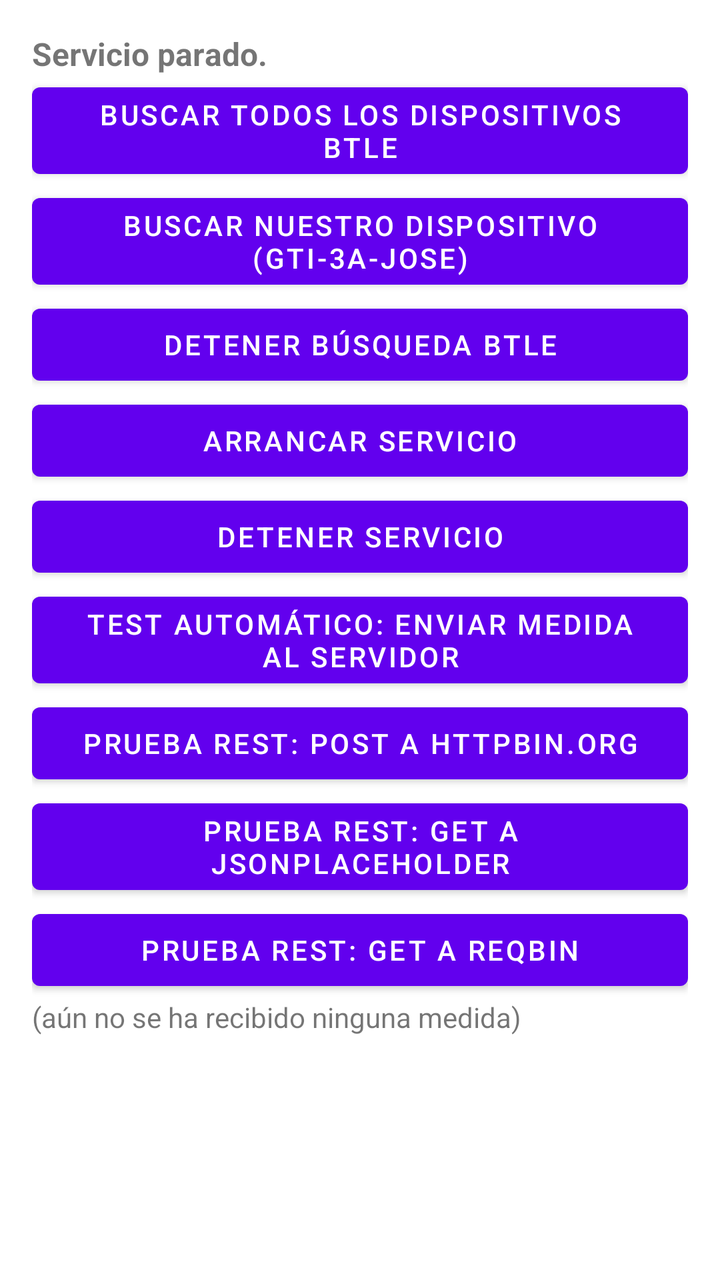
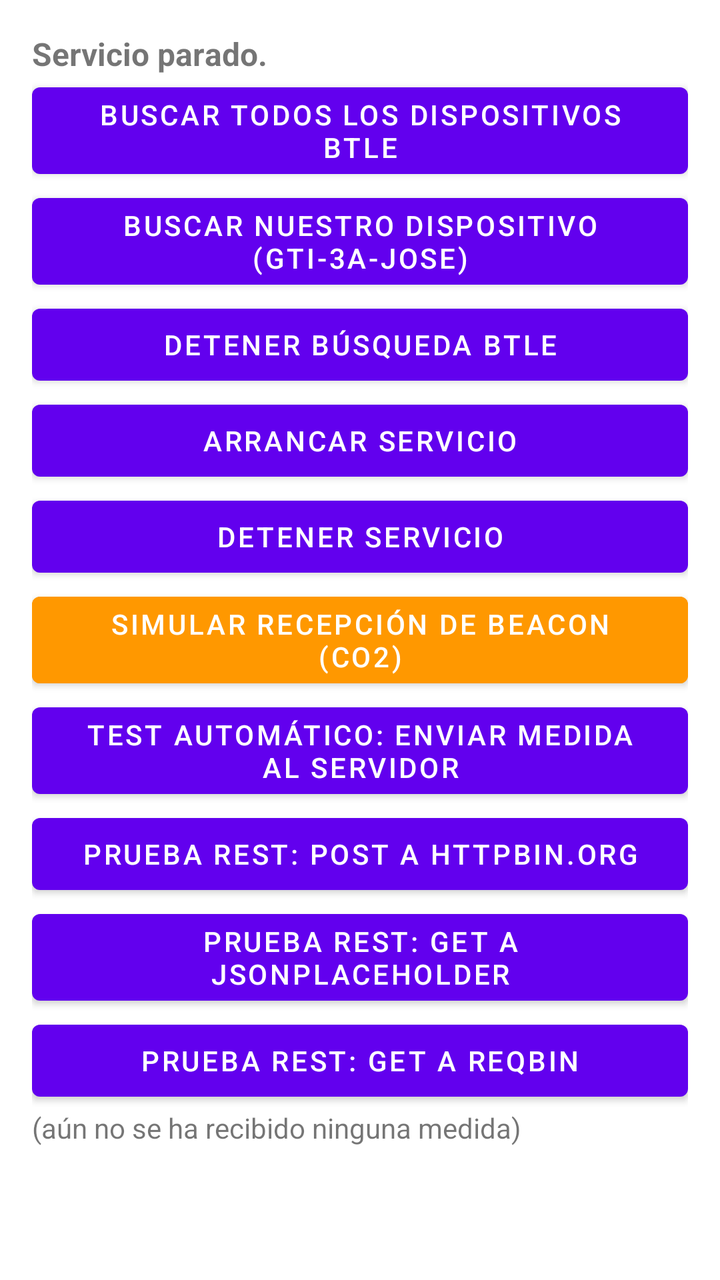

Two renders of the same Android screen: before a commit and after it. Below are the layout's source before the change and the commit's diff.
<!-- AndroidManifest.xml: application theme Theme.BTLE -->
<!-- res/layout/activity_main.xml -->
<?xml version="1.0" encoding="utf-8"?>
<ScrollView xmlns:android="http://schemas.android.com/apk/res/android"
    xmlns:tools="http://schemas.android.com/tools"
    android:layout_width="match_parent"
    android:layout_height="match_parent"
    android:fillViewport="true">

    <android.widget.LinearLayout
        android:orientation="vertical"
        android:layout_width="match_parent"
        android:layout_height="wrap_content"
        android:padding="16dp"
        tools:context=".MainActivity">

    <TextView
        android:id="@+id/estado"
        android:layout_width="wrap_content"
        android:layout_height="wrap_content"
        android:text="Servicio parado."
        android:textSize="16sp"
        android:textStyle="bold" />

    

    <Button
        android:id="@+id/botonBuscarDispositivos"
        android:text="Buscar TODOS los dispositivos BTLE"
        android:onClick="botonBuscarDispositivosBTLEPulsado"
        android:layout_width="match_parent"
        android:layout_height="wrap_content" />

    <Button
        android:id="@+id/botonBuscarNuestroDispositivo"
        android:text="Buscar NUESTRO dispositivo (GTI-3A-Jose)"
        android:onClick="botonBuscarNuestroDispositivoBTLEPulsado"
        android:layout_width="match_parent"
        android:layout_height="wrap_content" />

    <Button
        android:id="@+id/botonDetenerBusquedaDispositivos"
        android:text="Detener búsqueda BTLE"
        android:onClick="botonDetenerBusquedaDispositivosBTLEPulsado"
        android:layout_width="match_parent"
        android:layout_height="wrap_content" />

    

    <Button
        android:id="@+id/botonArrancarServicio"
        android:text="Arrancar Servicio"
        android:onClick="botonArrancarServicioPulsado"
        android:layout_width="match_parent"
        android:layout_height="wrap_content" />

    <Button
        android:id="@+id/botonDetenerServicio"
        android:text="Detener Servicio"
        android:onClick="botonDetenerServicioPulsado"
        android:layout_width="match_parent"
        android:layout_height="wrap_content" />

    

    <Button
        android:id="@+id/botonTestEnviarMedida"
        android:text="TEST AUTOMÁTICO: enviar medida al servidor"
        android:onClick="botonTestEnviarMedidaPulsado"
        android:layout_width="match_parent"
        android:layout_height="wrap_content" />

    

    <Button
        android:id="@+id/botonPruebaPOST"
        android:text="Prueba REST: POST a httpbin.org"
        android:onClick="botonPruebaPOSTPulsado"
        android:layout_width="match_parent"
        android:layout_height="wrap_content" />

    <Button
        android:id="@+id/botonPruebaGET"
        android:text="Prueba REST: GET a jsonplaceholder"
        android:onClick="botonPruebaGETPulsado"
        android:layout_width="match_parent"
        android:layout_height="wrap_content" />

    <Button
        android:id="@+id/botonPruebaGET2"
        android:text="Prueba REST: GET a reqbin"
        android:onClick="botonPruebaGET2Pulsado"
        android:layout_width="match_parent"
        android:layout_height="wrap_content" />

    <TextView
        android:id="@+id/ultimaMedicion"
        android:layout_width="match_parent"
        android:layout_height="wrap_content"
        android:text="(aún no se ha recibido ninguna medida)"
        android:textSize="14sp" />

    </android.widget.LinearLayout>
</ScrollView>
<!-- resources referenced by this layout -->
<resources>
  <style name="Theme.BTLE" parent="Theme.MaterialComponents.DayNight.DarkActionBar">
          
          <item name="colorPrimary">@color/purple_500</item>
          <item name="colorPrimaryVariant">@color/purple_700</item>
          <item name="colorOnPrimary">@color/white</item>
          
          <item name="colorSecondary">@color/teal_200</item>
          <item name="colorSecondaryVariant">@color/teal_700</item>
          <item name="colorOnSecondary">@color/black</item>
          
          <item name="android:statusBarColor">?attr/colorPrimaryVariant</item>
          
      </style>
  <color name="purple_500">#FF6200EE</color>
  <color name="purple_700">#FF3700B3</color>
  <color name="white">#FFFFFFFF</color>
  <color name="teal_200">#FF03DAC5</color>
  <color name="teal_700">#FF018786</color>
  <color name="black">#FF000000</color>
</resources>

<!-- the commit's change to res/layout/activity_main.xml (unified diff, before → after) -->
@@ -62,6 +62,16 @@
     
 
     <Button
+        android:id="@+id/botonSimularBeacon"
+        android:text="Simular recepción de Beacon (CO2)"
+        android:onClick="botonSimularBeaconPulsado"
+        android:backgroundTint="#FF9800"
+        android:textColor="#FFFFFF"
+        android:layout_width="match_parent"
+        android:layout_height="wrap_content" />
+
+
+    <Button
         android:id="@+id/botonTestEnviarMedida"
         android:text="TEST AUTOMÁTICO: enviar medida al servidor"
         android:onClick="botonTestEnviarMedidaPulsado"
